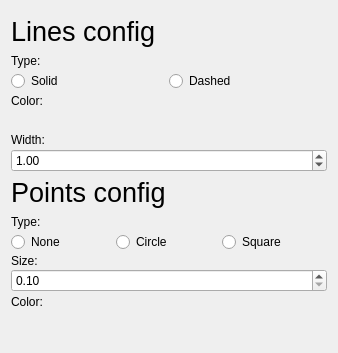
This is src/widgets/UI/Object3DConfigView.ui in DisonGo/s21_3DViewer as Qt 5 draws it before an edit. The edited form follows.
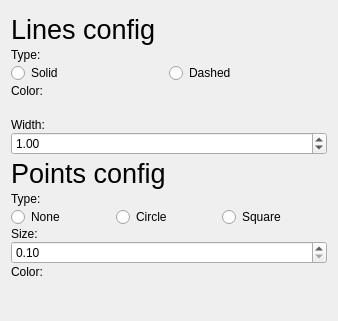
This is the edited form. Custom widgets are drawn as their Qt base class.

The edit to the form file:
```diff
--- a/src/widgets/UI/Object3DConfigView.ui
+++ b/src/widgets/UI/Object3DConfigView.ui
@@ -7,7 +7,7 @@
     <x>0</x>
     <y>0</y>
     <width>338</width>
-    <height>353</height>
+    <height>321</height>
    </rect>
   </property>
   <property name="windowTitle">
```
